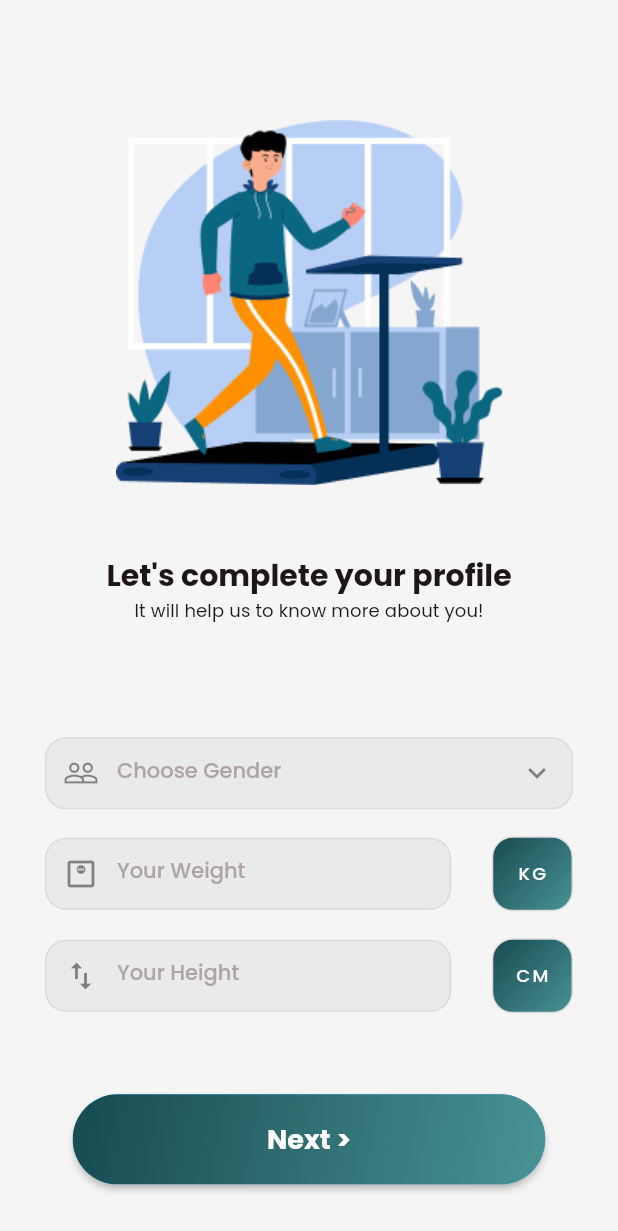
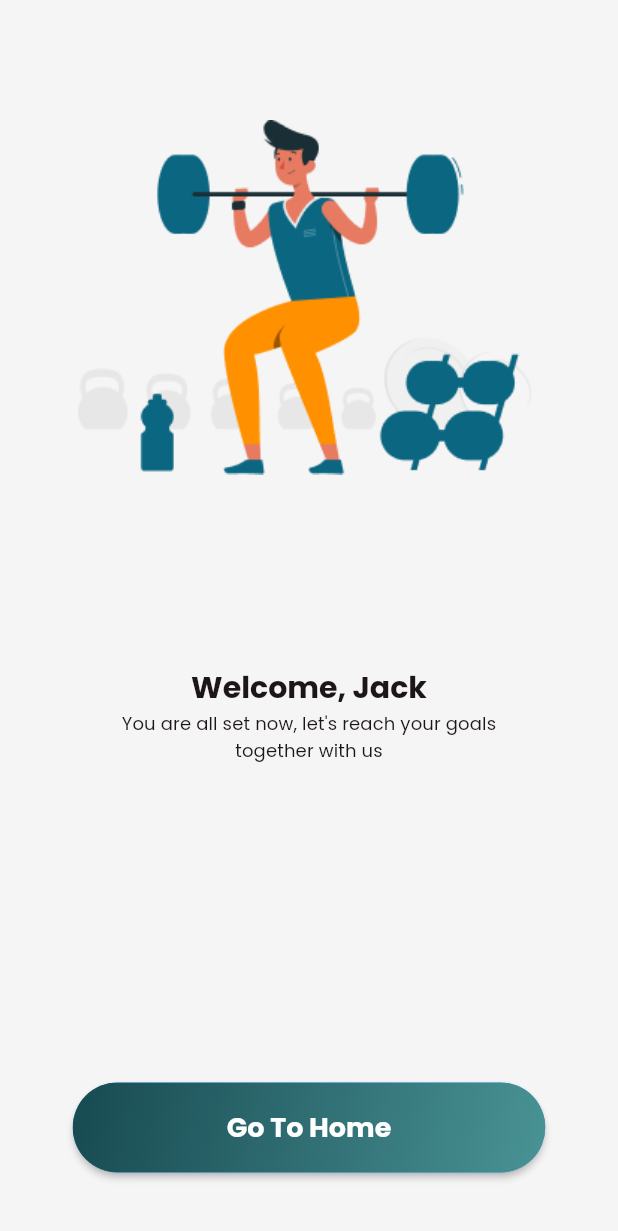
Before and after one commit to devabdu/FitbitApp, a Flutter app: the RegisterScreen2 screen opened by its route, after a tap on "Next >", on a phone screen of 412 x 824 dp. Shown: the top 1231 px of the screen. Run offline on Flutter 3.47's test engine with Material 2 defaults, Android fonts, the phone set to English and light mode, and no system bars; our stand-ins replace bloc, equatable, flutter_svg.

Commit message:
add successRegisterationScreen

```diff
--- a/lib/src/config/routes/app_routes.dart
+++ b/lib/src/config/routes/app_routes.dart
@@ -2,6 +2,7 @@ import 'package:fitbit/src/features/auth/presentation/screens/onboarding/onboard
 import 'package:fitbit/src/features/auth/presentation/screens/onboarding/onboarding_screen2.dart';
 import 'package:fitbit/src/features/auth/presentation/screens/register/register_screen1.dart';
 import 'package:fitbit/src/features/auth/presentation/screens/register/register_screen2.dart';
+import 'package:fitbit/src/features/auth/presentation/screens/register/success_registeration_screen.dart';
 import 'package:flutter/material.dart';
 
 class AppRoutesName {
@@ -9,6 +10,7 @@ class AppRoutesName {
   static const String onBoarding_2Route = "/onBoarding2";
   static const String register_1Route = "/register1";
   static const String register_2Route = "/register2";
+  static const String successRegisterationRoute = "/successRegisteration";
 }
 
 class AppRoutesGenerator {
@@ -30,6 +32,10 @@ class AppRoutesGenerator {
         return MaterialPageRoute(
           builder: (_) => const RegisterScreen2(),
         );
+      case AppRoutesName.successRegisterationRoute:
+        return MaterialPageRoute(
+          builder: (_) => const SuccessRegisterationScreen(),
+        );
       default:
         return unDefinedRoute();
     }
--- a/lib/src/features/auth/presentation/screens/register/register_screen2.dart
+++ b/lib/src/features/auth/presentation/screens/register/register_screen2.dart
@@ -1,3 +1,4 @@
+import 'package:fitbit/src/config/routes/app_routes.dart';
 import 'package:fitbit/src/features/auth/presentation/widgets/custom_form_field_text.dart';
 import 'package:fitbit/src/features/auth/presentation/widgets/custom_text_button_large.dart';
 import 'package:fitbit/src/features/auth/presentation/widgets/custom_text_button_small.dart';
@@ -115,7 +116,9 @@ class _RegisterScreen2State extends State<RegisterScreen2> {
 
   Widget _buildNextButton() {
     return CustomTextButtonLarge(
-      onPressed: () {},
+      onPressed: () {
+        Navigator.pushNamed(context, AppRoutesName.successRegisterationRoute);
+      },
       textButton: 'Next >',
     );
   }
--- /dev/null
+++ b/lib/src/features/auth/presentation/screens/register/success_registeration_screen.dart
@@ -0,0 +1,48 @@
+import 'package:fitbit/src/features/auth/presentation/widgets/custom_text_button_large.dart';
+import 'package:fitbit/src/features/auth/presentation/widgets/custom_title_and_subtitle.dart';
+import 'package:flutter/material.dart';
+
+class SuccessRegisterationScreen extends StatelessWidget {
+  const SuccessRegisterationScreen({super.key});
+
+  Widget _buildFitBoyImage() {
+    return SizedBox(
+      width: 308.03,
+      height: 236.49,
+      child: Image.asset('assets/images/fit_boy3.png'),
+    );
+  }
+
+  Widget _buildCenterText() {
+    return const CustomTitleAndSubtitle(
+      title: "Welcome, Jack",
+      paddingHorizontalOfSubTitle: 50,
+      subTitle: 'You are all set now, let\'s reach your goals together with us',
+    );
+  }
+
+  Widget _buildGoToHomeButton() {
+    return CustomTextButtonLarge(
+      onPressed: () {},
+      textButton: 'Go To Home',
+    );
+  }
+
+  @override
+  Widget build(BuildContext context) {
+    return SafeArea(
+        child: Scaffold(
+      body: Padding(
+        padding: const EdgeInsets.only(top: 80, right: 30, left: 30),
+        child: Column(children: [
+          _buildFitBoyImage(),
+          const Spacer(flex: 3),
+          _buildCenterText(),
+          const Spacer(flex: 5),
+          _buildGoToHomeButton(),
+          const Spacer(),
+        ]),
+      ),
+    ));
+  }
+}
--- a/lib/src/features/auth/presentation/widgets/custom_title_and_subtitle.dart
+++ b/lib/src/features/auth/presentation/widgets/custom_title_and_subtitle.dart
@@ -4,11 +4,13 @@ import 'package:flutter/material.dart';
 class CustomTitleAndSubtitle extends StatelessWidget {
   final String title;
   final String subTitle;
+  final double paddingHorizontalOfSubTitle;
 
   const CustomTitleAndSubtitle({
     super.key,
     required this.title,
     required this.subTitle,
+    this.paddingHorizontalOfSubTitle = 0,
   });
 
   @override
@@ -23,12 +25,16 @@ class CustomTitleAndSubtitle extends StatelessWidget {
               .titleLarge!
               .copyWith(fontSize: AppFontSize.s20),
         ),
-        Text(
-          subTitle,
-          style: Theme.of(context)
-              .textTheme
-              .titleSmall!
-              .copyWith(fontSize: AppFontSize.s12),
+        Padding(
+          padding: EdgeInsets.symmetric(horizontal: paddingHorizontalOfSubTitle),
+          child: Text(
+            subTitle,
+            textAlign: TextAlign.center,
+            style: Theme.of(context)
+                .textTheme
+                .titleSmall!
+                .copyWith(fontSize: AppFontSize.s12),
+          ),
         ),
       ],
     );
```
